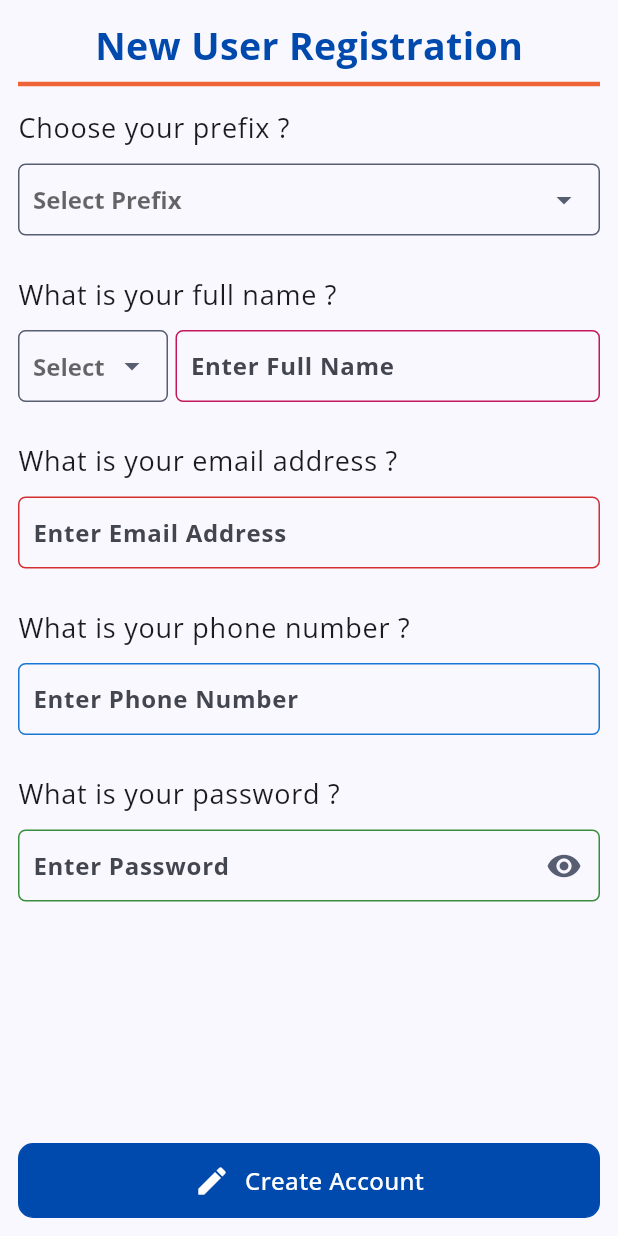
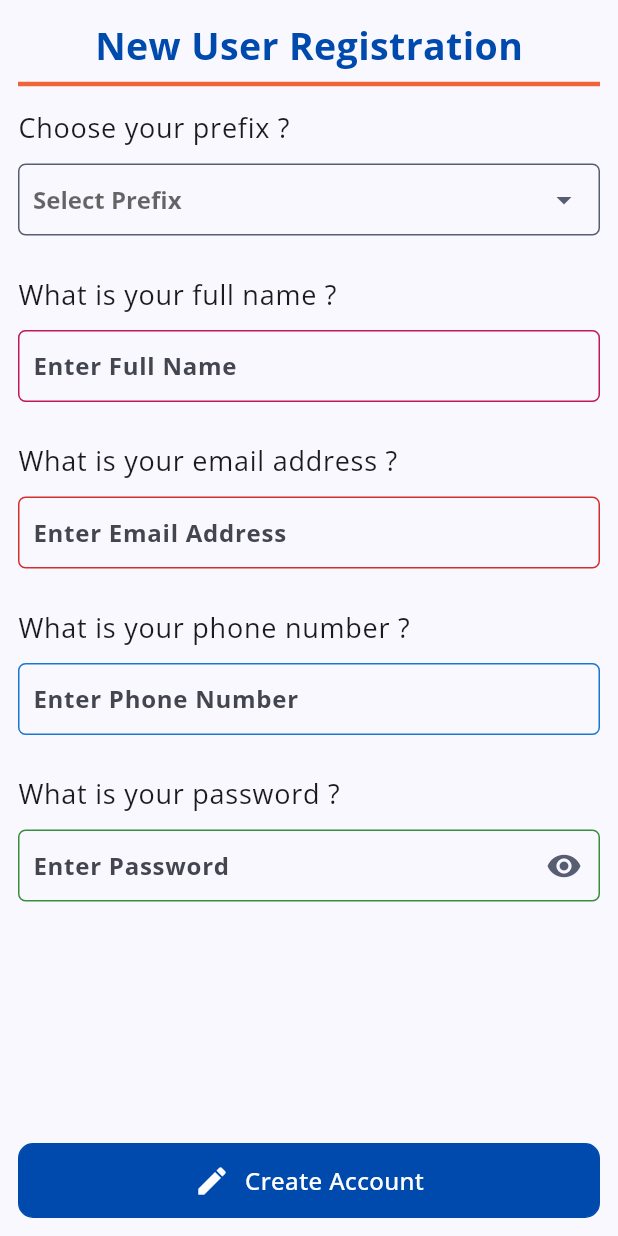
Before and after one commit to School-Projects-Works/gps_student_attendance, a Flutter app: the BioDataPage widget shown alone on an empty page, opened directly, on a phone screen of 412 x 824 dp. Run offline on Flutter 3.47's test engine with Material 3 defaults, Android fonts, the phone set to English and light mode, and no system bars; our stand-ins replace cloud_firestore, faker, firebase_auth, firebase_core, firebase_storage, flutter_riverpod and 10 more; missing offline and left inert: excel, file_saver, qr_code_scanner; accounts and stored records are empty.

Commit message:
quick update

```diff
--- a/lib/core/widget/custom_dialog.dart
+++ b/lib/core/widget/custom_dialog.dart
@@ -80,7 +80,7 @@ class CustomDialog {
                         ),
                         onPressed: () => SmartDialog.dismiss(),
                         child: Text(
-                          'Okey',
+                          'Okay',
                           style: styles.textStyle(mobile: 14),
                         ),
                       ),
@@ -154,7 +154,7 @@ class CustomDialog {
                         ),
                         onPressed: () => SmartDialog.dismiss(),
                         child: Text(
-                          'Okey',
+                          'Okay',
                           style: styles.textStyle(mobile: 14),
                         ),
                       ),
--- a/lib/features/auth/views/pages/registration_page.dart
+++ b/lib/features/auth/views/pages/registration_page.dart
@@ -10,7 +10,6 @@ import 'package:responsive_framework/responsive_framework.dart';
 
 class RegistrationPage extends ConsumerStatefulWidget {
   const RegistrationPage({super.key});
-
   @override
   ConsumerState<ConsumerStatefulWidget> createState() =>
       _RegistrationPageState();
--- a/lib/features/auth/views/pages/registration_pages/bio_data_page.dart
+++ b/lib/features/auth/views/pages/registration_pages/bio_data_page.dart
@@ -71,26 +71,6 @@ class BioDataPage extends ConsumerWidget {
                           padding: const EdgeInsets.symmetric(vertical: 10),
                           child: Row(
                             children: [
-                              SizedBox(
-                                width: 100,
-                                child: CustomDropDown(
-                                  items: [
-                                    'Mr.',
-                                    'Mrs.',
-                                    'Miss',
-                                    'Dr.',
-                                    'Prof.',
-                                  ]
-                                      .map((e) => DropdownMenuItem(
-                                          value: e, child: Text(e)))
-                                      .toList(),
-                                  hintText: 'Select Prefix',
-                                  onChanged: (value) {
-                                    notifier.setPrefix(value.toString());
-                                  },
-                                ),
-                              ),
-                              const SizedBox(width: 5),
                               Expanded(
                                 child: CustomTextFields(
                                   color: Colors.pink[700]!,
--- a/lib/features/auth/views/pages/registration_pages/user_type_page.dart
+++ b/lib/features/auth/views/pages/registration_pages/user_type_page.dart
@@ -122,7 +122,7 @@ class _UserTypeScreenState extends ConsumerState<UserTypeScreen> {
                     visible: provider.userType == 'Student',
                     child: ListTile(
                         contentPadding: EdgeInsets.zero,
-                        title: Text('What is your Indexnumber?',
+                        title: Text('What is your Index number?',
                             style: styles.textStyle(
                                 mobile: 18, desktop: 25, tablet: 20)),
                         subtitle: Padding(
@@ -133,7 +133,7 @@ class _UserTypeScreenState extends ConsumerState<UserTypeScreen> {
                               isPhoneInput: true,
                               keyboardType: TextInputType.number,
                               color: Colors.yellow[700]!,
-                              hintText: 'Enter Program name',
+                              hintText: 'Enter index number',
                               onChanged: (value) {
                                 notifier.setIndexNumber(value);
                               },
@@ -277,7 +277,7 @@ class _UserTypeScreenState extends ConsumerState<UserTypeScreen> {
               if (breakPoint.isMobile)
                 TextButton.icon(
                   onPressed: () {
-                     notifier.validateUserType(ref: ref);
+                    notifier.validateUserType(ref: ref);
                   },
                   icon: const Icon(Icons.arrow_forward_outlined),
                   label: Text(
```
